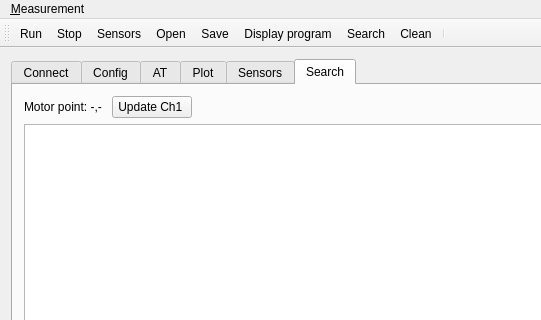
saul-rodriguez/Qt, file nems/nems/mainwindow.ui: the form before one commit; both pictures show x 0 to 541 and y 0 to 320 of the 877 by 611 pixel window.
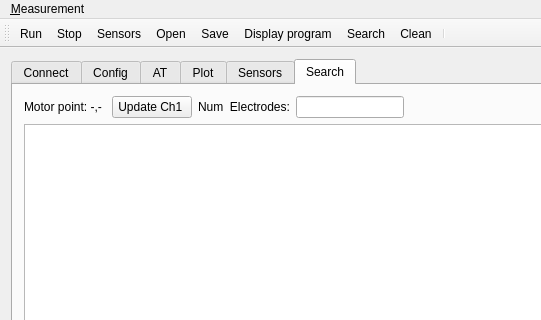
The form after the commit. The open tabs and pages were chosen to show the change. Icons and pictures are not drawn.

Patch:
```diff
--- a/nems/nems/mainwindow.ui
+++ b/nems/nems/mainwindow.ui
@@ -868,6 +868,23 @@
                 </property>
                </widget>
               </item>
+              <item>
+               <widget class="QLabel" name="label_22">
+                <property name="text">
+                 <string>Num  Electrodes:</string>
+                </property>
+               </widget>
+              </item>
+              <item>
+               <widget class="QLineEdit" name="lineEditNumElectrodes">
+                <property name="sizePolicy">
+                 <sizepolicy hsizetype="Minimum" vsizetype="Fixed">
+                  <horstretch>0</horstretch>
+                  <verstretch>0</verstretch>
+                 </sizepolicy>
+                </property>
+               </widget>
+              </item>
               <item>
                <spacer name="horizontalSpacer_2">
                 <property name="orientation">
```
Left out of the diff: 2 changed lines with no effect on the pictures.
